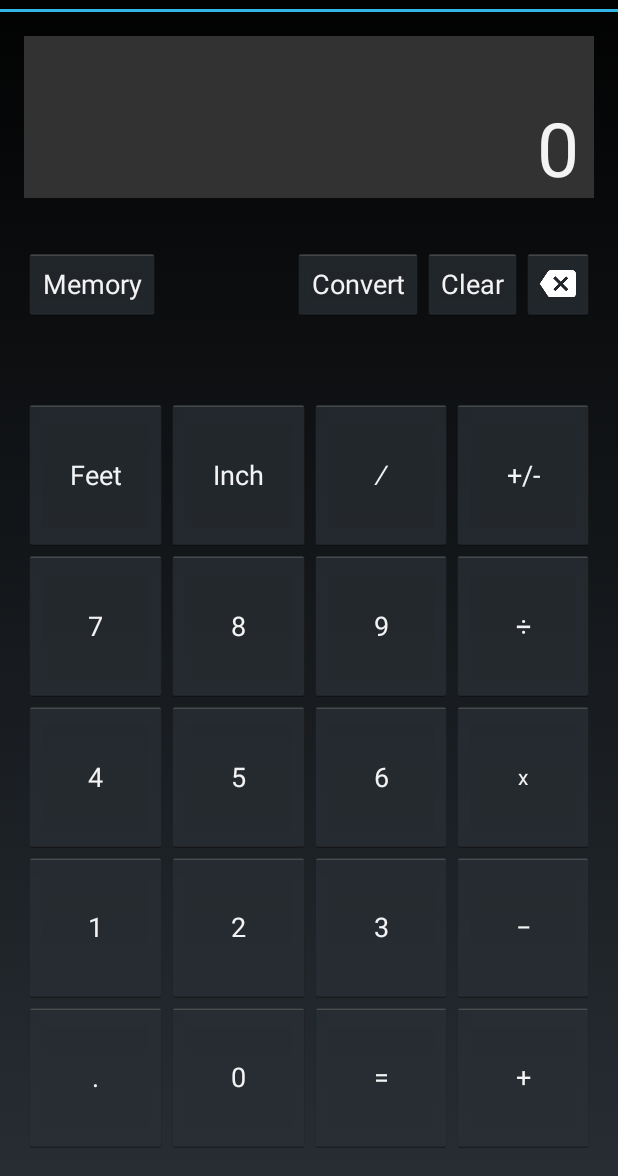
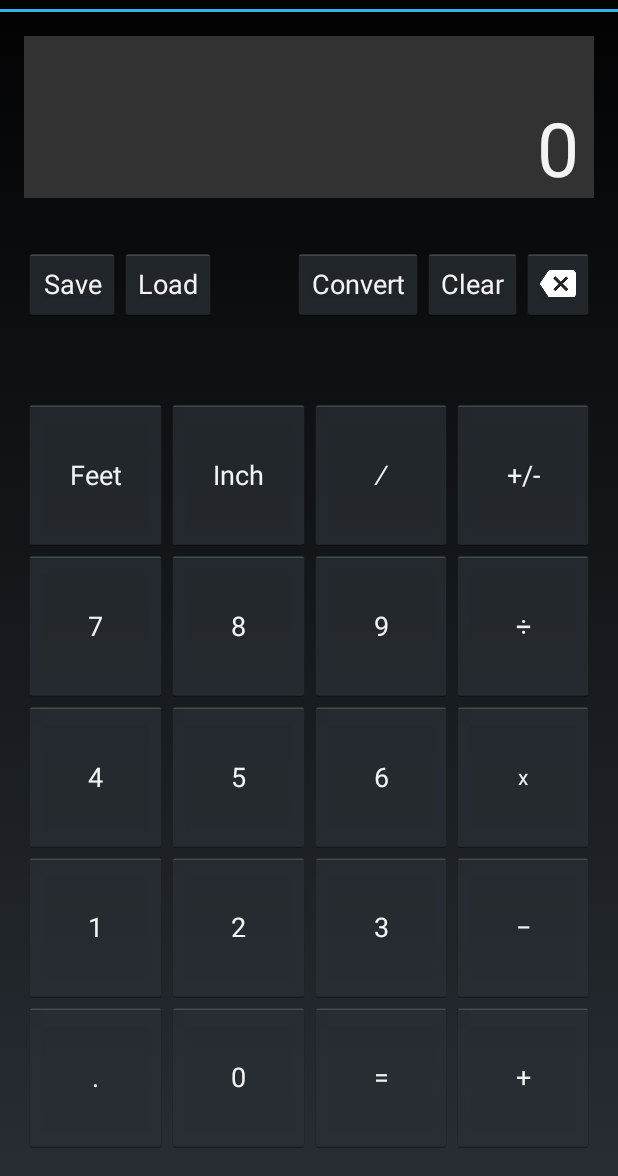
Before and after one commit to skraft/Construction-Calculator, an Android app: the screen it shows after launch (MainActivity), on a phone screen of 412 x 824 dp, the part 60-1236 px from its top. Run offline under Robolectric (Android 15) with nearby library versions, the phone set to English and light mode, and no system bars.

Commit message:
wip memory functions

```diff
--- a/app/src/main/AndroidManifest.xml
+++ b/app/src/main/AndroidManifest.xml
@@ -24,6 +24,8 @@
                 android:name="android.support.PARENT_ACTIVITY"
                 android:value="com.example.seankraft.constructioncalc.MainActivity" />
         </activity>
+        <activity android:name=".MemoryActivity" >
+        </activity>
     </application>
 
 </manifest>
--- a/app/src/main/res/layout/activity_main.xml
+++ b/app/src/main/res/layout/activity_main.xml
@@ -134,8 +134,16 @@
             <Button
                 android:layout_width="wrap_content"
                 android:layout_height="wrap_content"
-                android:text="@string/memory"
-                android:id="@+id/button_memory" />
+                android:text="@string/save"
+                android:id="@+id/button_save"
+                android:onClick="clickSave" />
+
+            <Button
+                android:layout_width="wrap_content"
+                android:layout_height="wrap_content"
+                android:text="@string/load"
+                android:id="@+id/button_load"
+                android:onClick="clickLoad" />
 
             <Space
                 android:layout_width="wrap_content"
--- a/app/src/main/res/values/strings.xml
+++ b/app/src/main/res/values/strings.xml
@@ -1,11 +1,14 @@
 <resources>
     <string name="app_name">ConstructionCalc</string>
-    <string name="memory">Memory</string>
+    <string name="save">Save</string>
+    <string name="load">Load</string>
     <string name="convert">Convert</string>
     <string name="convert_title">Convert To:</string>
     <string name="clear">Clear</string>
     <string name="feet">Feet</string>
     <string name="inch">Inch</string>
+    <string name="mem_load">Load Selected</string>
+    <string name="mem_delete">Delete Selected</string>
     <string name="action_settings">Settings</string>
 
     <string name="pref_feet_display">Feet with Fractions</string>
```
Also changed, not shown: app/src/main/java/com/example/seankraft/constructioncalc/MainActivity.java (+9 -0 lines), app/src/main/java/com/example/seankraft/constructioncalc/MemoryActivity.java (added, +71 -0 lines), app/src/main/res/layout/activity_memory.xml (added, +47 -0 lines).
